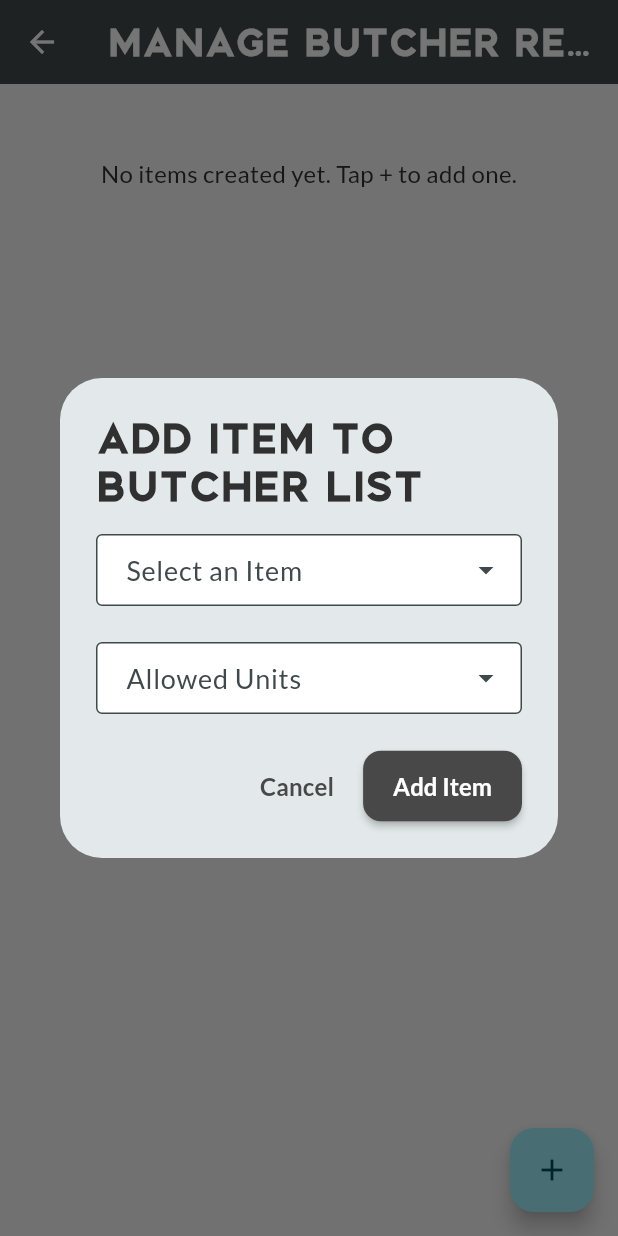
After one commit to yothanan2/kitchen_organizer_app, a Flutter app: the ManageButcherListScreen screen opened directly, after a tap on the "add" icon, on a phone screen of 412 x 824 dp. The commit adds this screen. Run offline on Flutter 3.47's test engine with Material 3 defaults, Android fonts, the phone set to English and light mode, and no system bars; drawn by our look-alikes of dropdown_search; our stand-ins replace cloud_firestore, cloud_functions, csv, file_picker, firebase_auth, firebase_core and 3 more; accounts and stored records are empty.

Commit message:
fix(admin): Resolve all errors in butcher list management screen

```diff
--- /dev/null
+++ b/lib/screens/admin/manage_butcher_list_screen.dart
@@ -0,0 +1,328 @@
+// lib/screens/admin/manage_butcher_list_screen.dart
+// FINAL FIX V3: Applied all manual corrections for stability.
+
+import 'package:flutter/material.dart';
+import 'package:cloud_firestore/cloud_firestore.dart';
+import 'package:dropdown_search/dropdown_search.dart';
+import 'package:flutter_riverpod/flutter_riverpod.dart';
+import '../../providers.dart';
+
+// A simple data class to hold our combined item data
+class ButcherListItem {
+  final String name;
+  final String source;
+  ButcherListItem({required this.name, required this.source});
+}
+
+class ManageButcherListScreen extends ConsumerStatefulWidget {
+  const ManageButcherListScreen({super.key});
+
+  @override
+  ConsumerState<ManageButcherListScreen> createState() =>
+      _ManageButcherListScreenState();
+}
+
+class _ManageButcherListScreenState extends ConsumerState<ManageButcherListScreen> {
+
+  void _showItemDialog(BuildContext context, {DocumentSnapshot? document, int currentItemCount = 0}) {
+    ButcherListItem? selectedItem;
+    List<String> selectedUnitIds = [];
+    final bool isEditing = document != null;
+
+    if (isEditing) {
+      final data = document.data() as Map<String, dynamic>?;
+      if (data != null) {
+        selectedItem = ButcherListItem(name: data['name'] ?? '', source: 'Pre-selected');
+        if (data['allowedUnitRefs'] != null) {
+          selectedUnitIds = (data['allowedUnitRefs'] as List)
+              .map((ref) => (ref as DocumentReference).id)
+              .toList();
+        }
+      }
+    }
+
+    Future<List<ButcherListItem>> getData(String? filter) async {
+      final firestore = FirebaseFirestore.instance;
+      final inventoryFuture = firestore.collection('inventoryItems').get();
+      final dishesFuture = firestore.collection('dishes').get();
+
+      final results = await Future.wait([inventoryFuture, dishesFuture]);
+      final inventorySnapshot = results[0];
+      final dishesSnapshot = results[1];
+
+      final List<ButcherListItem> combinedList = [];
+
+      for (var doc in inventorySnapshot.docs) {
+        final data = doc.data();
+        combinedList.add(ButcherListItem(
+          name: data['itemName'] ?? 'Unnamed Inventory Item',
+          source: 'Inventory',
+        ));
+      }
+
+      for (var doc in dishesSnapshot.docs) {
+        final data = doc.data();
+        combinedList.add(ButcherListItem(
+          name: data['dishName'] ?? 'Unnamed Dish',
+          source: data['isComponent'] == true ? 'Component' : 'Dish',
+        ));
+      }
+
+      combinedList.sort((a, b) => a.name.compareTo(b.name));
+      return combinedList;
+    }
+
+    showDialog(
+      context: context,
+      builder: (dialogContext) {
+        return StatefulBuilder(
+          builder: (context, setDialogState) {
+            return AlertDialog(
+              title: Text(isEditing ? 'Edit Item' : 'Add Item to Butcher List'),
+              content: SizedBox(
+                width: double.maxFinite,
+                child: SingleChildScrollView(
+                  child: Column(
+                    mainAxisSize: MainAxisSize.min,
+                    children: [
+                      DropdownSearch<ButcherListItem>(
+                        asyncItems: getData,
+                        enabled: !isEditing,
+                        itemAsString: (item) => item.name,
+                        selectedItem: selectedItem,
+                        onChanged: (item) {
+                          setDialogState(() {
+                            selectedItem = item;
+                          });
+                        },
+                        popupProps: PopupProps.menu(
+                          showSearchBox: true,
+                          searchFieldProps: const TextFieldProps(
+                            decoration: InputDecoration(labelText: "Search...", border: OutlineInputBorder()),
+                          ),
+                          itemBuilder: (context, item, isSelected) {
+                            return ListTile(title: Text(item.name), subtitle: Text(item.source));
+                          },
+                        ),
+                        dropdownDecoratorProps: const DropDownDecoratorProps(
+                          dropdownSearchDecoration: InputDecoration(labelText: "Select an Item", border: OutlineInputBorder()),
+                        ),
+                      ),
+                      const SizedBox(height: 24),
+                      Consumer(
+                        builder: (context, ref, child) {
+                          final unitsAsync = ref.watch(unitsStreamProvider);
+                          return unitsAsync.when(
+                            loading: () => const CircularProgressIndicator(),
+                            error: (e, s) => const Text("Could not load units."),
+                            data: (unitsSnapshot) {
+                              final allUnits = unitsSnapshot.docs;
+                              final initialSelectedNames = selectedUnitIds.map((id) {
+                                try {
+                                  final doc = allUnits.firstWhere((doc) => doc.id == id);
+                                  return (doc.data() as Map<String, dynamic>)['name'] as String;
+                                } catch (e) {
+                                  return '';
+                                }
+                              }).where((name) => name.isNotEmpty).toList();
+
+                              return DropdownSearch<String>.multiSelection(
+                                items: allUnits.map((doc) => (doc.data() as Map<String, dynamic>)['name'] as String).toList(),
+                                selectedItems: initialSelectedNames,
+                                popupProps: PopupPropsMultiSelection.menu(
+                                  showSearchBox: true,
+                                  itemBuilder: (context, item, isSelected) => ListTile(title: Text(item)),
+                                ),
+                                dropdownDecoratorProps: const DropDownDecoratorProps(
+                                  dropdownSearchDecoration: InputDecoration(
+                                    labelText: "Allowed Units",
+                                    border: OutlineInputBorder(),
+                                  ),
+                                ),
+                                onChanged: (List<String> selectedNames) {
+                                  setDialogState(() {
+                                    selectedUnitIds = selectedNames.map((name) {
+                                      return allUnits.firstWhere((doc) => (doc.data() as Map<String, dynamic>)['name'] == name).id;
+                                    }).toList();
+                                  });
+                                },
+                              );
+                            },
+                          );
+                        },
+                      ),
+                    ],
+                  ),
+                ),
+              ),
+              actions: [
+                TextButton(
+                  onPressed: () => Navigator.of(dialogContext).pop(),
+                  child: const Text('Cancel'),
+                ),
+                ElevatedButton(
+                  onPressed: () {
+                    if (selectedItem != null && selectedUnitIds.isNotEmpty) {
+                      final firestore = FirebaseFirestore.instance;
+                      final collection = firestore.collection('butcher_request_items');
+                      final List<DocumentReference> unitRefs = selectedUnitIds
+                          .map((id) => firestore.collection('units').doc(id))
+                          .toList();
+
+                      final dataToSave = {
+                        'name': selectedItem!.name,
+                        'allowedUnitRefs': unitRefs,
+                      };
+
+                      if (isEditing) {
+                        collection.doc(document!.id).update(dataToSave);
+                      } else {
+                        collection.add({...dataToSave, 'order': currentItemCount});
+                      }
+                      Navigator.of(dialogContext).pop();
+                    } else {
+                      ScaffoldMessenger.of(context).showSnackBar(
+                          const SnackBar(content: Text("Please select an item and at least one unit."), backgroundColor: Colors.orange,)
+                      );
+                    }
+                  },
+                  child: Text(isEditing ? 'Save Changes' : 'Add Item'),
+                ),
+              ],
+            );
+          },
+        );
+      },
+    );
+  }
+
+  void _backfillOrderField(List<DocumentSnapshot> items) {
+    final batch = FirebaseFirestore.instance.batch();
+    bool needsUpdate = false;
+    for (int i = 0; i < items.length; i++) {
+      final doc = items[i];
+      final data = doc.data() as Map<String, dynamic>?;
+      if (data != null && data['order'] == null) {
+        needsUpdate = true;
+        batch.update(doc.reference, {'order': i});
+      }
+    }
+    if (needsUpdate) {
+      batch.commit().catchError((err) {
+        debugPrint("Error backfilling order field: $err");
+      });
+    }
+  }
+
+  Future<void> _onReorder(List<DocumentSnapshot> items, int oldIndex, int newIndex) async {
+    if (newIndex > oldIndex) {
+      newIndex -= 1;
+    }
+    final List<DocumentSnapshot> reorderedItems = List.from(items);
+    final item = reorderedItems.removeAt(oldIndex);
+    reorderedItems.insert(newIndex, item);
+
+    final batch = FirebaseFirestore.instance.batch();
+    for (int i = 0; i < reorderedItems.length; i++) {
+      batch.update(reorderedItems[i].reference, {'order': i});
+    }
+
+    try {
+      await batch.commit();
+    } catch (e) {
+      if (!mounted) return;
+      ScaffoldMessenger.of(context).showSnackBar(
+        SnackBar(content: Text('Error saving order: $e'), backgroundColor: Colors.red),
+      );
+    }
+  }
+
+  @override
+  Widget build(BuildContext context) {
+    final unitsMap = ref.watch(unitsMapProvider);
+
+    return Scaffold(
+      appBar: AppBar(
+        title: const Text('Manage Butcher Request List'),
+      ),
+      body: StreamBuilder<QuerySnapshot>(
+        stream: FirebaseFirestore.instance
+            .collection('butcher_request_items')
+            .orderBy('order')
+            .snapshots(),
+        builder: (context, snapshot) {
+          if (snapshot.connectionState == ConnectionState.waiting) {
+            return const Center(child: CircularProgressIndicator());
+          }
+
+          if (snapshot.hasError) {
+            return Center(child: Text("Error: ${snapshot.error}"));
+          }
+
+          final items = snapshot.data?.docs ?? [];
+
+          if(items.isNotEmpty) {
+            _backfillOrderField(items);
+          }
+
+          return ReorderableListView.builder(
+            padding: const EdgeInsets.only(bottom: 80),
+            itemCount: items.length,
+            itemBuilder: (context, index) {
+              final item = items[index];
+              final data = item.data() as Map<String, dynamic>?;
+              final itemName = data?['name'] ?? 'Unnamed';
+
+              final List<DocumentReference> unitRefs = data?['allowedUnitRefs'] != null
+                  ? List<DocumentReference>.from(data!['allowedUnitRefs'])
+                  : [];
+
+              return ListTile(
+                key: ValueKey(item.id),
+                title: Text(itemName),
+                subtitle: unitsMap.when(
+                  data: (map) => Text("Units: ${unitRefs.map((ref) => map[ref.id] ?? '?').join(', ')}"),
+                  loading: () => const Text("Loading units..."),
+                  error: (e,s) => const Text("Error"),
+                ),
+                leading: const Icon(Icons.drag_handle),
+                trailing: Row(
+                  mainAxisSize: MainAxisSize.min,
+                  children: [
+                    IconButton(
+                      icon: const Icon(Icons.edit_outlined),
+                      onPressed: () => _showItemDialog(context, document: item),
+                    ),
+                    IconButton(
+                      icon: const Icon(Icons.delete_outline, color: Colors.red),
+                      onPressed: () => item.reference.delete(),
+                    ),
+                  ],
+                ),
+              );
+            },
+            onReorder: (oldIndex, newIndex) =>
+                _onReorder(items, oldIndex, newIndex),
+            footer: items.isEmpty ? const Center(
+                child: Padding(
+                  padding: EdgeInsets.only(top: 48.0),
+                  child: Text('No items created yet. Tap + to add one.'),
+                )
+            ) : null,
+          );
+        },
+      ),
+      floatingActionButton: FloatingActionButton(
+        onPressed: () {
+          final collection = FirebaseFirestore.instance.collection('butcher_request_items');
+          collection.count().get().then((value) {
+            if (!mounted) return;
+            _showItemDialog(context, currentItemCount: value.count ?? 0);
+          });
+        },
+        tooltip: 'Add New Item',
+        child: const Icon(Icons.add),
+      ),
+    );
+  }
+}
--- a/lib/screens/admin/system_management_screen.dart
+++ b/lib/screens/admin/system_management_screen.dart
@@ -1,5 +1,5 @@
 // lib/screens/admin/system_management_screen.dart
-// NEW SCREEN: A dedicated page for all system management links.
+// UPDATED: Renamed butcher form link to point to the new management screen.
 
 import 'package:flutter/material.dart';
 import 'package:flutter_riverpod/flutter_riverpod.dart';
@@ -9,21 +9,18 @@ import '../../inventory_overview_screen.dart';
 import '../../shopping_list_screen.dart';
 import '../../floor_checklist_items_screen.dart';
 import '../../providers.dart';
-import '../../butcher_requisition_screen.dart';
 import '../../analytics_screen.dart';
 import 'unified_dishes_screen.dart';
-
+import 'manage_butcher_list_screen.dart'; // <-- NEW IMPORT
 
 class SystemManagementScreen extends ConsumerWidget {
   const SystemManagementScreen({super.key});
 
   @override
   Widget build(BuildContext context, WidgetRef ref) {
-    // Watch providers needed for the dynamic list tiles.
     final unapprovedUsersCount = ref.watch(unapprovedUsersCountProvider);
     final openRequisitionsCount = ref.watch(openRequisitionsCountProvider);
     final lowStockItemsCount = ref.watch(lowStockItemsCountProvider);
-
 
     return Scaffold(
       appBar: AppBar(
@@ -32,7 +29,6 @@ class SystemManagementScreen extends ConsumerWidget {
       body: ListView(
         padding: const EdgeInsets.all(16.0),
         children: [
-          // --- DYNAMIC ACTION ITEMS ---
           unapprovedUsersCount.when(
             data: (count) => count > 0 ? _buildManagementTile(
               context,
@@ -62,13 +58,11 @@ class SystemManagementScreen extends ConsumerWidget {
               icon: Icons.warning_amber_rounded,
               count: count,
               badgeColor: Colors.orange.shade800,
-              // This will navigate to the screen where staff can request items, which is also useful for admins
               onTap: () => Navigator.of(context).push(MaterialPageRoute(builder: (context) => const ShoppingListScreen())),
             ) : const SizedBox.shrink(),
             loading: () => const SizedBox.shrink(), error: (e,s) => const SizedBox.shrink(),
           ),
 
-          // --- STATIC MANAGEMENT ITEMS ---
           const Divider(height: 32),
           _buildManagementTile(
             context,
@@ -82,11 +76,12 @@ class SystemManagementScreen extends ConsumerWidget {
             icon: Icons.inventory_2_outlined,
             onTap: () => Navigator.of(context).push(MaterialPageRoute(builder: (context) => const InventoryOverviewScreen())),
           ),
+          // --- UPDATED TILE ---
           _buildManagementTile(
             context,
-            title: 'Butcher Requisition Form',
-            icon: Icons.set_meal_outlined,
-            onTap: () => Navigator.of(context).push(MaterialPageRoute(builder: (context) => const ButcherRequisitionScreen())),
+            title: 'Manage Butcher List', // <-- RENAMED
+            icon: Icons.format_list_bulleted_outlined,
+            onTap: () => Navigator.of(context).push(MaterialPageRoute(builder: (context) => const ManageButcherListScreen())), // <-- NEW NAVIGATION
           ),
           _buildManagementTile(
             context,
```
Also changed, not shown: lib/admin_home_screen.dart (+15 -3 lines), lib/providers.dart (+16 -3 lines), lib/screens/admin/daily_notes_history_screen.dart (added, +243 -0 lines).
